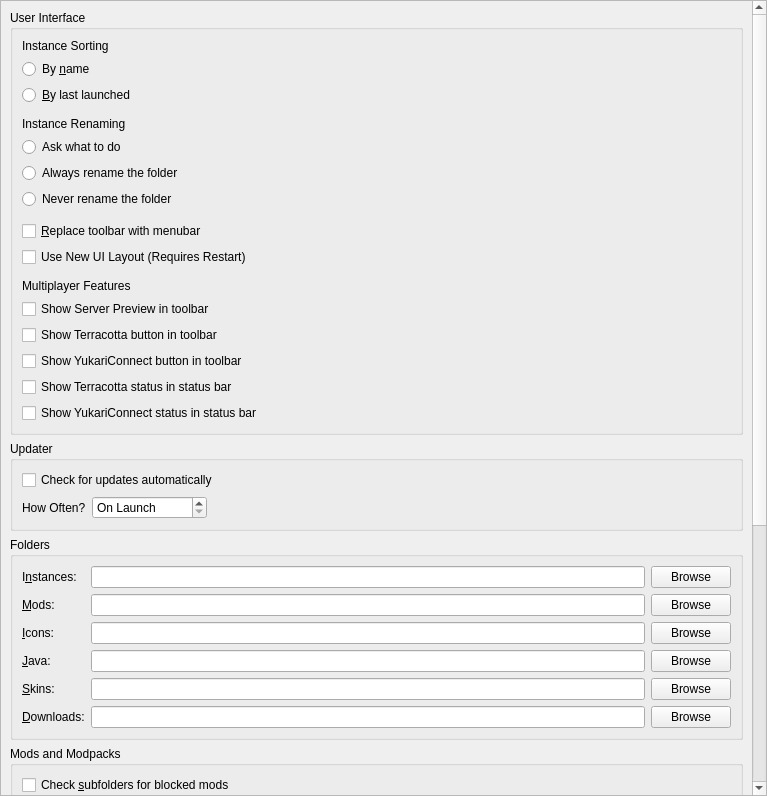
AndreaFrederica/LunaLauncher, file launcher/ui/pages/global/LauncherPage.ui: the form before one commit.
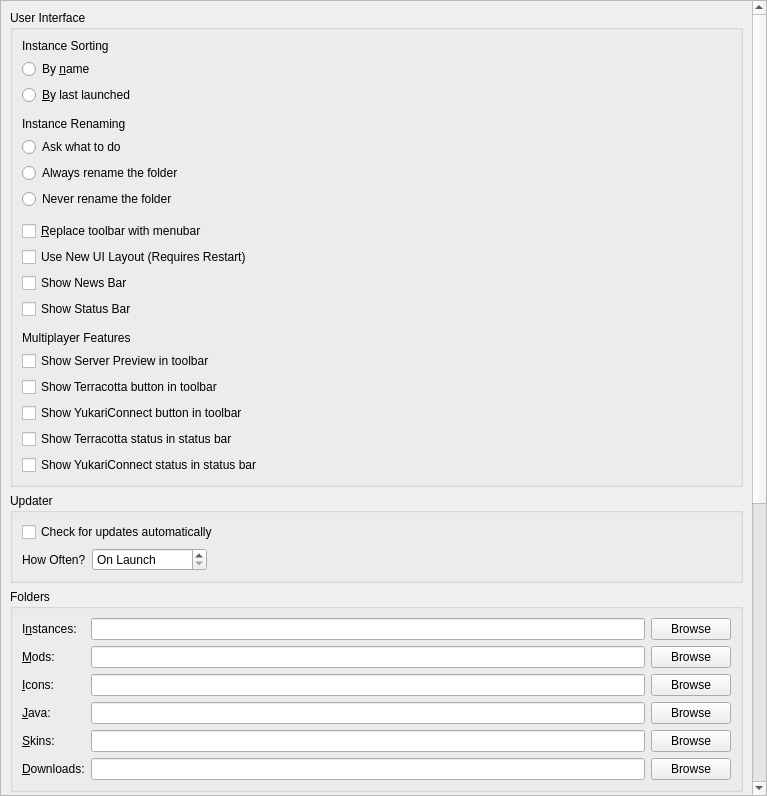
The form after the commit.

Commit message:
feat(界面): 添加新闻栏和状态栏的显示设置选项
在全局设置中添加新闻栏和状态栏的显示开关选项，并实现其持久化功能

```diff
--- a/launcher/ui/pages/global/LauncherPage.ui
+++ b/launcher/ui/pages/global/LauncherPage.ui
@@ -172,6 +172,20 @@
              </property>
              </widget>
              </item>
+          <item>
+           <widget class="QCheckBox" name="showNewsBarCheckBox">
+            <property name="text">
+             <string>Show News Bar</string>
+            </property>
+           </widget>
+          </item>
+          <item>
+           <widget class="QCheckBox" name="showStatusBarCheckBox">
+            <property name="text">
+             <string>Show Status Bar</string>
+            </property>
+           </widget>
+          </item>
           <item>
            <spacer name="verticalSpacer_3">
             <property name="orientation">
```
The commit also changes 3 other files.
